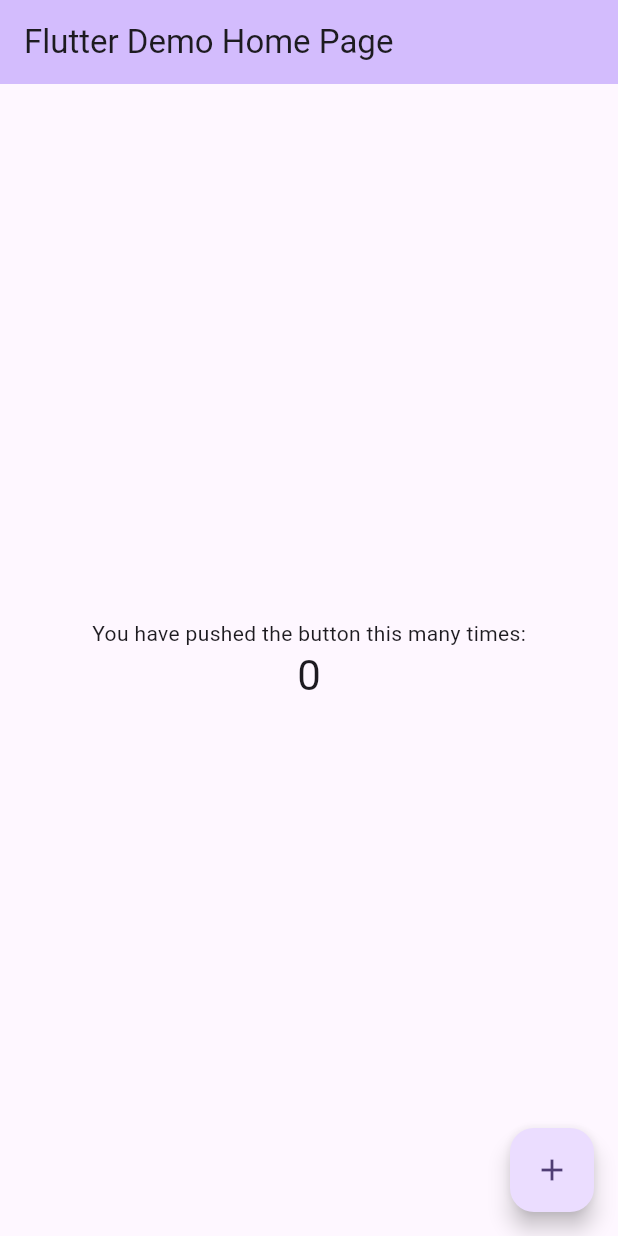
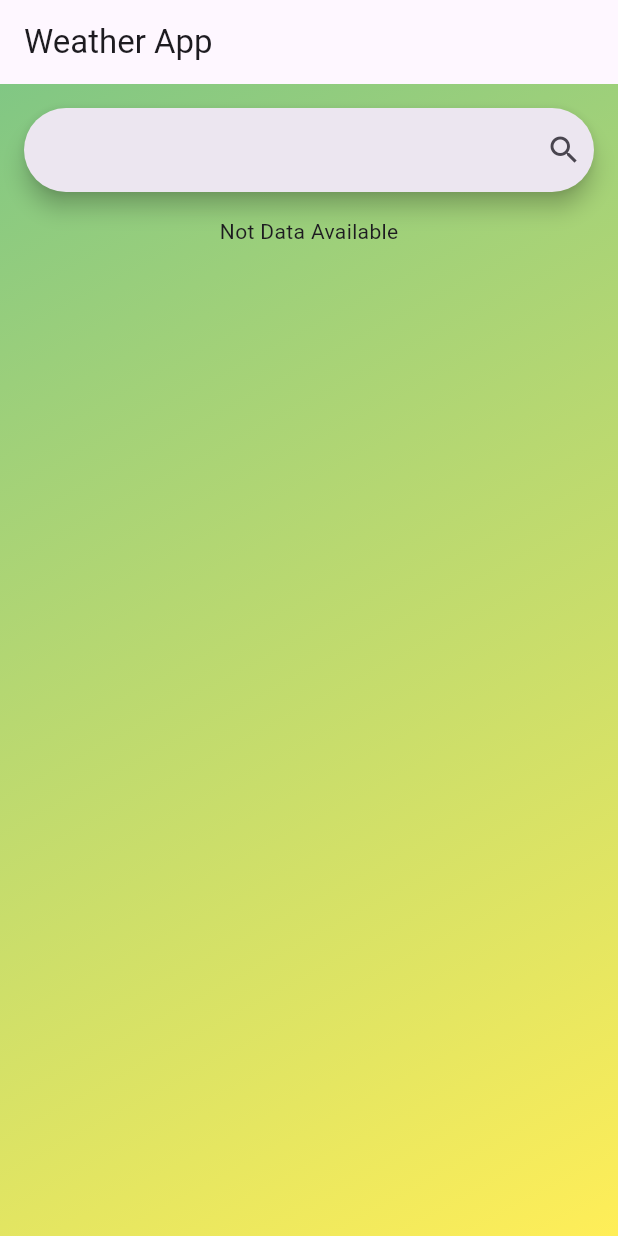
Before and after one commit to emmaephrim/weather-app-openWeatherMap, a Flutter app: the screen it shows after launch, on a phone screen of 412 x 824 dp. Run offline on Flutter 3.47's test engine with Material 3 defaults, Android fonts, the phone set to English and light mode, and no system bars.

Commit message:
feat(weather_page): search & response

```diff
--- /dev/null
+++ b/lib/constants/api_key.dart
@@ -0,0 +1 @@
+const String apiKey = "38d2e02c8a485751ebbae8aa298d3225";
--- /dev/null
+++ b/lib/logic/models/weather_model.dart
@@ -0,0 +1,22 @@
+class WeatherModel {
+  final String cityName;
+  final String description;
+  final double temperature;
+  final double minTemperature;
+  final double maxTemperature;
+
+  WeatherModel({
+    required this.cityName,
+    required this.description,
+    required this.temperature,
+    required this.minTemperature,
+    required this.maxTemperature,
+  });
+
+  WeatherModel.fromJson(Map<String, dynamic> json)
+      : cityName = json['name'],
+        description = json['weather'][0]['description'],
+        temperature = json['main']['temp'],
+        minTemperature = json['main']['temp_min'],
+        maxTemperature = json['main']['temp_max'];
+}
--- /dev/null
+++ b/lib/logic/services/weather_service.dart
@@ -0,0 +1,63 @@
+import 'dart:convert';
+
+import 'package:flutter/material.dart';
+import "package:http/http.dart" as http;
+import 'package:weather_app_openweathermap/logic/models/weather_model.dart';
+
+import '../../constants/api_key.dart';
+
+class WeatherService {
+  Future<WeatherModel?> fetchWeather(String city) async {
+    final url = 'https://api.openweathermap.org/data/2.5/weather?q=$city&units=metric&appid=$apiKey';
+
+    final response = await http.get(Uri.parse(url));
+    if (response.statusCode == 200) {
+      final data = jsonDecode(response.body);
+      return WeatherModel.fromJson(data);
+    } else {
+      return null;
+    }
+  }
+}
+
+// Weather Info Widget
+class WeatherInfo extends StatelessWidget {
+  final WeatherModel weather;
+  const WeatherInfo({super.key, required this.weather});
+
+  @override
+  Widget build(BuildContext context) {
+    return Column(
+      children: [
+        Row(
+          mainAxisAlignment: MainAxisAlignment.center,
+          children: [
+            Text(weather.cityName, style: const TextStyle(fontSize: 24)),
+            const SizedBox(width: 10),
+            const Icon(
+              Icons.cloud,
+              size: 30,
+              color: Colors.white,
+            ),
+          ],
+        ),
+        const SizedBox(height: 10),
+        Row(mainAxisAlignment: MainAxisAlignment.center, children: [
+          Column(
+            children: [
+              const Text("Min Temp", style: TextStyle(fontSize: 16)),
+              Text("${weather.minTemperature}°C", style: const TextStyle(fontSize: 18)),
+            ],
+          ),
+          const SizedBox(width: 20),
+          Column(
+            children: [
+              const Text("Max Temperature", style: TextStyle(fontSize: 16)),
+              Text("${weather.maxTemperature}°C", style: const TextStyle(fontSize: 18)),
+            ],
+          ),
+        ])
+      ],
+    );
+  }
+}
--- a/lib/main.dart
+++ b/lib/main.dart
@@ -1,125 +1,21 @@
 import 'package:flutter/material.dart';
+import 'package:weather_app_openweathermap/view/weather_page.dart';
 
 void main() {
-  runApp(const MyApp());
+  runApp(const WeatherApp());
 }
 
-class MyApp extends StatelessWidget {
-  const MyApp({super.key});
+class WeatherApp extends StatelessWidget {
+  const WeatherApp({super.key});
 
-  // This widget is the root of your application.
   @override
   Widget build(BuildContext context) {
     return MaterialApp(
-      title: 'Flutter Demo',
+      title: 'Weather App',
       theme: ThemeData(
-        // This is the theme of your application.
-        //
-        // TRY THIS: Try running your application with "flutter run". You'll see
-        // the application has a purple toolbar. Then, without quitting the app,
-        // try changing the seedColor in the colorScheme below to Colors.green
-        // and then invoke "hot reload" (save your changes or press the "hot
-        // reload" button in a Flutter-supported IDE, or press "r" if you used
-        // the command line to start the app).
-        //
-        // Notice that the counter didn't reset back to zero; the application
-        // state is not lost during the reload. To reset the state, use hot
-        // restart instead.
-        //
-        // This works for code too, not just values: Most code changes can be
-        // tested with just a hot reload.
-        colorScheme: ColorScheme.fromSeed(seedColor: Colors.deepPurple),
-        useMaterial3: true,
+        primarySwatch: Colors.blue,
       ),
-      home: const MyHomePage(title: 'Flutter Demo Home Page'),
+      home: const WeatherPage(),
     );
   }
 }
-
-class MyHomePage extends StatefulWidget {
-  const MyHomePage({super.key, required this.title});
-
-  // This widget is the home page of your application. It is stateful, meaning
-  // that it has a State object (defined below) that contains fields that affect
-  // how it looks.
-
-  // This class is the configuration for the state. It holds the values (in this
-  // case the title) provided by the parent (in this case the App widget) and
-  // used by the build method of the State. Fields in a Widget subclass are
-  // always marked "final".
-
-  final String title;
-
-  @override
-  State<MyHomePage> createState() => _MyHomePageState();
-}
-
-class _MyHomePageState extends State<MyHomePage> {
-  int _counter = 0;
-
-  void _incrementCounter() {
-    setState(() {
-      // This call to setState tells the Flutter framework that something has
-      // changed in this State, which causes it to rerun the build method below
-      // so that the display can reflect the updated values. If we changed
-      // _counter without calling setState(), then the build method would not be
-      // called again, and so nothing would appear to happen.
-      _counter++;
-    });
-  }
-
-  @override
-  Widget build(BuildContext context) {
-    // This method is rerun every time setState is called, for instance as done
-    // by the _incrementCounter method above.
-    //
-    // The Flutter framework has been optimized to make rerunning build methods
-    // fast, so that you can just rebuild anything that needs updating rather
-    // than having to individually change instances of widgets.
-    return Scaffold(
-      appBar: AppBar(
-        // TRY THIS: Try changing the color here to a specific color (to
-        // Colors.amber, perhaps?) and trigger a hot reload to see the AppBar
-        // change color while the other colors stay the same.
-        backgroundColor: Theme.of(context).colorScheme.inversePrimary,
-        // Here we take the value from the MyHomePage object that was created by
-        // the App.build method, and use it to set our appbar title.
-        title: Text(widget.title),
-      ),
-      body: Center(
-        // Center is a layout widget. It takes a single child and positions it
-        // in the middle of the parent.
-        child: Column(
-          // Column is also a layout widget. It takes a list of children and
-          // arranges them vertically. By default, it sizes itself to fit its
-          // children horizontally, and tries to be as tall as its parent.
-          //
-          // Column has various properties to control how it sizes itself and
-          // how it positions its children. Here we use mainAxisAlignment to
-          // center the children vertically; the main axis here is the vertical
-          // axis because Columns are vertical (the cross axis would be
-          // horizontal).
-          //
-          // TRY THIS: Invoke "debug painting" (choose the "Toggle Debug Paint"
-          // action in the IDE, or press "p" in the console), to see the
-          // wireframe for each widget.
-          mainAxisAlignment: MainAxisAlignment.center,
-          children: <Widget>[
-            const Text(
-              'You have pushed the button this many times:',
-            ),
-            Text(
-              '$_counter',
-              style: Theme.of(context).textTheme.headlineMedium,
-            ),
-          ],
-        ),
-      ),
-      floatingActionButton: FloatingActionButton(
-        onPressed: _incrementCounter,
-        tooltip: 'Increment',
-        child: const Icon(Icons.add),
-      ), // This trailing comma makes auto-formatting nicer for build methods.
-    );
-  }
-}
--- /dev/null
+++ b/lib/view/weather_page.dart
@@ -0,0 +1,84 @@
+import 'package:flutter/material.dart';
+import 'package:weather_app_openweathermap/logic/services/weather_service.dart';
+
+import '../logic/models/weather_model.dart';
+
+class WeatherPage extends StatefulWidget {
+  const WeatherPage({super.key});
+
+  @override
+  State<WeatherPage> createState() => _WeatherPageState();
+}
+
+class _WeatherPageState extends State<WeatherPage> {
+  final WeatherService _weatherService = WeatherService();
+  final TextEditingController _controller = TextEditingController();
+  WeatherModel? _weatherData;
+  String _city = '';
+
+  Future<void> _fetchWeather() async {
+    if (_city.isNotEmpty) {
+      WeatherModel? weather = await _weatherService.fetchWeather(_city);
+      setState(() {
+        _weatherData = weather;
+      });
+    }
+  }
+
+  @override
+  Widget build(BuildContext context) {
+    return Scaffold(
+      appBar: AppBar(
+        title: const Text('Weather App'),
+      ),
+      body: Container(
+        decoration: BoxDecoration(
+            gradient: LinearGradient(
+                colors: [Colors.green[300]!, Colors.yellow[400]!],
+                begin: Alignment.topLeft,
+                end: Alignment.bottomRight)),
+        child: Padding(
+            padding: const EdgeInsets.all(16),
+            child: Column(
+              crossAxisAlignment: CrossAxisAlignment.center,
+              children: [
+                SearchBar(
+                  trailing: const [
+                    Icon(Icons.search),
+                  ],
+                  controller: _controller,
+                  onSubmitted: (value) {
+                    setState(() {
+                      _city = value;
+                    });
+                    _fetchWeather();
+                  },
+                ),
+                // TextField(
+                //   controller: _controller,
+                //   decoration: InputDecoration(
+                //     // labelText: 'City',
+                //     suffixIcon: const Icon(Icons.search),
+                //     hintText: 'Enter city name',
+                //     border: OutlineInputBorder(
+                //       borderRadius: BorderRadius.circular(20.0),
+                //       borderSide: BorderSide.none,
+                //     ),
+                //     filled: true,
+                //     fillColor: Colors.white70,
+                //   ),
+                //   onSubmitted: (value) {
+                //     setState(() {
+                //       _city = value;
+                //     });
+                //     _fetchWeather();
+                //   },
+                // ),
+                const SizedBox(height: 16),
+                _weatherData != null ? WeatherInfo(weather: _weatherData!) : const Text("Not Data Available"),
+              ],
+            )),
+      ),
+    );
+  }
+}
--- a/pubspec.yaml
+++ b/pubspec.yaml
@@ -35,6 +35,10 @@ dependencies:
   # The following adds the Cupertino Icons font to your application.
   # Use with the CupertinoIcons class for iOS style icons.
   cupertino_icons: ^1.0.8
+  anim_search_bar: ^2.0.3
+  geolocator: ^13.0.1
+  geocoding: ^3.0.0
+  http: ^1.2.2
 
 dev_dependencies:
   flutter_test:
```
Also changed, not shown: lib/constants/constants.dart (added, +17 -0 lines), pubspec.lock, 3 other files.
